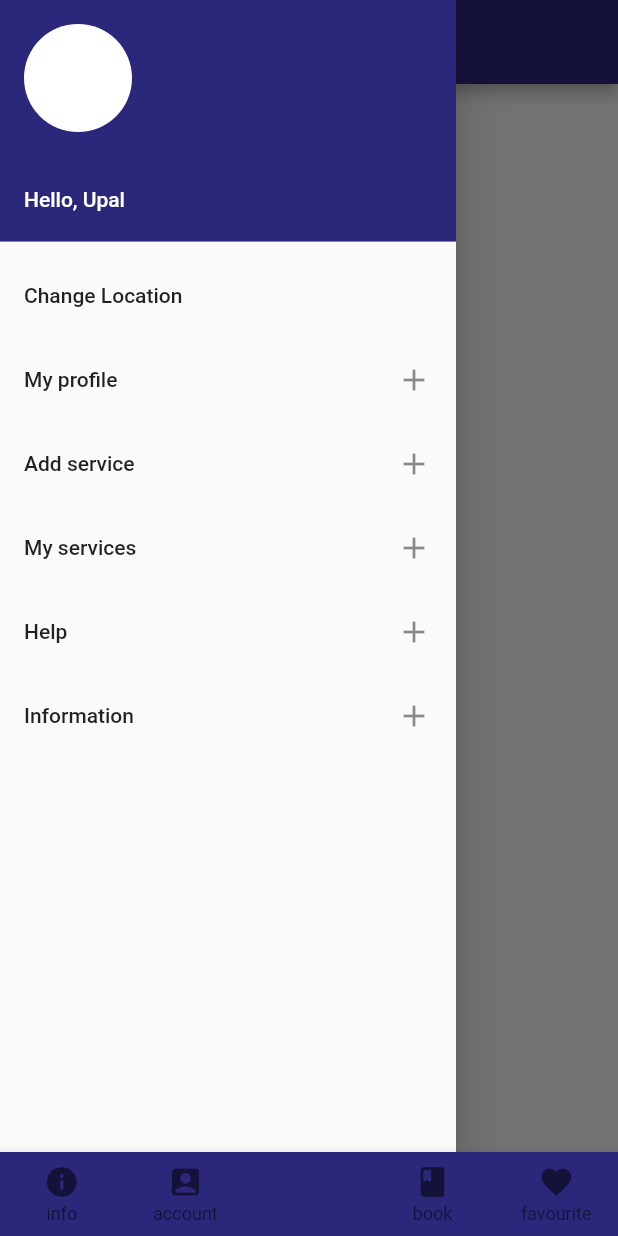
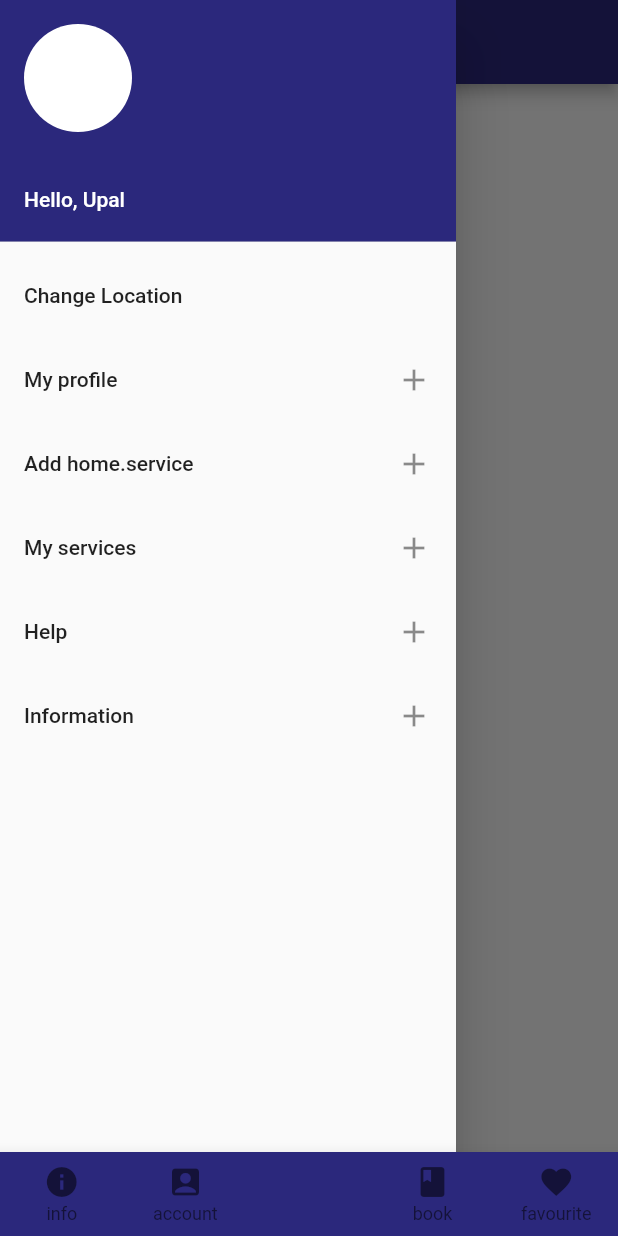
Before and after one commit to debaditb/blue_mobile_app, a Flutter app: the screen it shows after launch, with the side drawer open, on a phone screen of 412 x 824 dp. Run offline on Flutter 3.47's test engine with Material 2 defaults, Android fonts, the phone set to English and light mode, and no system bars.

Commit message:
Refined folder structure

```diff
--- a/lib/view/account_screen.dart
+++ b/lib/account/account_screen.dart
@@ -1,6 +1,6 @@
+import 'package:blue_mobile_app/common/app_drawer.dart';
 import 'package:flutter/material.dart';
 
-import 'app_drawer.dart';
 
 class AccountScreen extends StatelessWidget {
   @override
--- a/lib/view/info_screen.dart
+++ b/lib/book/book_screen.dart
@@ -1,13 +1,13 @@
+import 'package:blue_mobile_app/common/app_drawer.dart';
 import 'package:flutter/material.dart';
 
-import 'app_drawer.dart';
 
-class InfoScreen extends StatelessWidget {
+class BookScreen extends StatelessWidget {
   @override
   Widget build(BuildContext context) {
     return Scaffold(
         appBar: AppBar(
-          title: const Text('InfoScreen'),
+          title: const Text('Welcome to Flutter'),
         ),
         drawer: AppDrawer(),
         body: Container());
--- a/lib/view/app_drawer.dart
+++ b/lib/common/app_drawer.dart
@@ -13,7 +13,7 @@ class AppDrawer extends StatelessWidget {
           ),
           ListTile(title: Text("Change Location")),
           ListTile(title: Text("My profile"), trailing: Icon(Icons.add)),
-          ListTile(title: Text("Add service"), trailing: Icon(Icons.add)),
+          ListTile(title: Text("Add home.service"), trailing: Icon(Icons.add)),
           ListTile(title: Text("My services"), trailing: Icon(Icons.add)),
           ListTile(title: Text("Help"), trailing: Icon(Icons.add)),
           ListTile(title: Text("Information"), trailing: Icon(Icons.add))
--- a/lib/view/favourite_screen.dart
+++ b/lib/favourite/favourite_screen.dart
@@ -1,6 +1,6 @@
 import 'package:flutter/material.dart';
 
-import 'app_drawer.dart';
+import '../common/app_drawer.dart';
 
 class FavouriteScreen extends StatelessWidget {
   @override
--- a/lib/view/home_screen.dart
+++ b/lib/home/view/home_screen.dart
@@ -1,6 +1,8 @@
+
 import 'package:flutter/material.dart';
 
-import 'app_drawer.dart';
+import '../../common/app_drawer.dart';
+
 
 class HomeScreen extends StatelessWidget {
   @override
@@ -10,6 +12,10 @@ class HomeScreen extends StatelessWidget {
           title: const Text('Welcome to Flutter'),
         ),
         drawer: AppDrawer(),
-        body: Container());
+        body: Column(
+          children: <Widget>[
+
+          ],
+        ));
   }
 }
--- a/lib/view/book_screen.dart
+++ b/lib/info/info_screen.dart
@@ -1,13 +1,13 @@
+import 'package:blue_mobile_app/common/app_drawer.dart';
 import 'package:flutter/material.dart';
 
-import 'app_drawer.dart';
 
-class BookScreen extends StatelessWidget {
+class InfoScreen extends StatelessWidget {
   @override
   Widget build(BuildContext context) {
     return Scaffold(
         appBar: AppBar(
-          title: const Text('Welcome to Flutter'),
+          title: const Text('InfoScreen'),
         ),
         drawer: AppDrawer(),
         body: Container());
--- a/lib/main.dart
+++ b/lib/main.dart
@@ -1,5 +1,5 @@
-import 'package:blue_mobile_app/view/utils.dart';
-import 'package:blue_mobile_app/view/app.dart';
+import 'package:blue_mobile_app/common/utils.dart';
+import 'package:blue_mobile_app/app.dart';
 import 'package:flutter/material.dart';
 
 void main() => runApp(MyApp());
--- a/pubspec.yaml
+++ b/pubspec.yaml
@@ -23,6 +23,8 @@ dependencies:
   # The following adds the Cupertino Icons font to your application.
   # Use with the CupertinoIcons class for iOS style icons.
   cupertino_icons: ^0.1.2
+  rxdart:
+  http:
 
 dev_dependencies:
   flutter_test:
```
Also changed, not shown: lib/app.dart (renamed from lib/view/app.dart, +7 -6 lines), lib/home/manager/promotion_manager.dart (added, +23 -0 lines), lib/home/model/promotion.dart (added, +10 -0 lines), lib/home/view/promotions.dart (added, +36 -0 lines), lib/common/utils.dart (renamed from lib/view/utils.dart), pubspec.lock, 3 other files.
